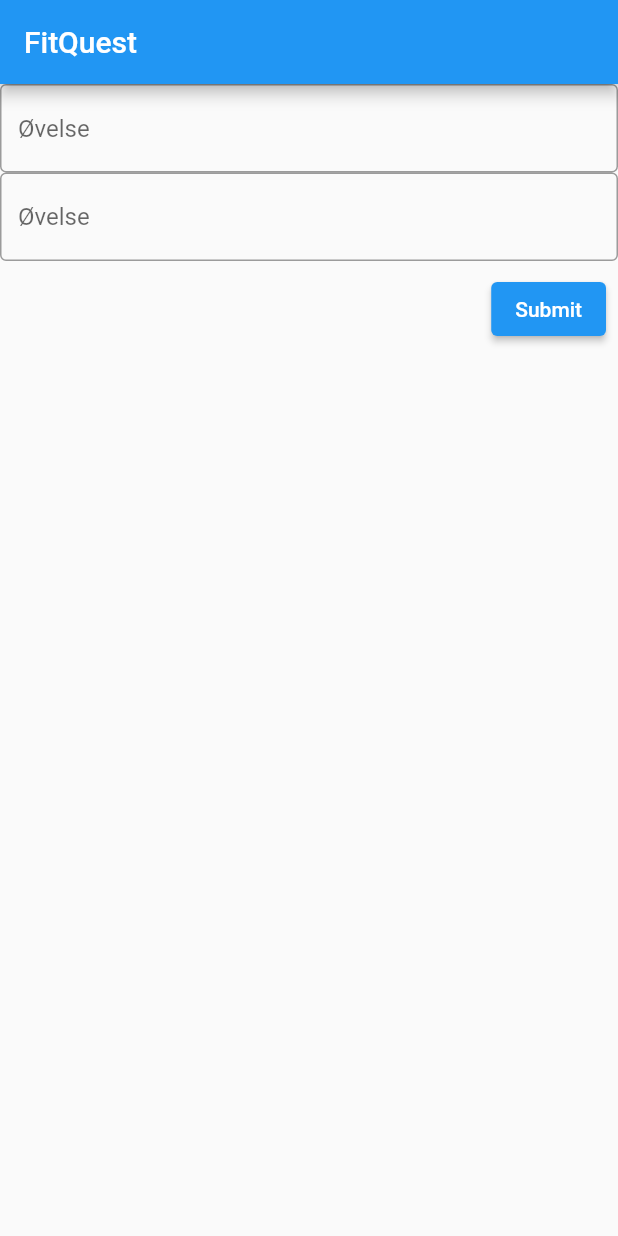
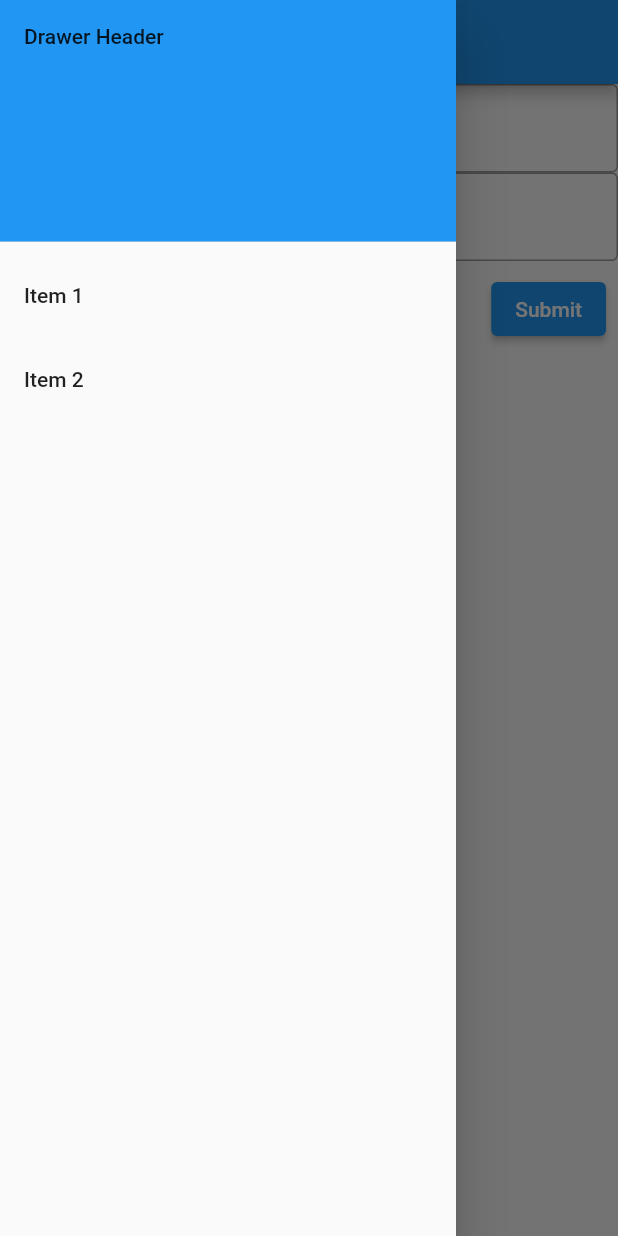
Before and after one commit to Robert-California/fitquest, a Flutter app: the screen it shows after launch, with the side drawer open (before the commit the screen has no drawer), on a phone screen of 412 x 824 dp. Run offline on Flutter 3.47's test engine with Material 2 defaults, Android fonts, the phone set to English and light mode, and no system bars; our stand-ins replace firebase_core; accounts and stored records are empty.

Commit message:
Weight and Exercise seperated. drawer added.

```diff
--- a/lib/main.dart
+++ b/lib/main.dart
@@ -1,4 +1,3 @@
-
 import 'package:flutter/material.dart';
 import 'widgets/forms.dart';
 
@@ -21,7 +20,42 @@ class MyApp extends StatelessWidget {
         appBar: AppBar(
           title: const Text(appTitle),
         ),
-        body:  CustomForm(),
+        body: const CustomForm(),
+        drawer: Drawer(
+          // Add a ListView to the drawer. This ensures the user can scroll
+          // through the options in the drawer if there isn't enough vertical
+          // space to fit everything.
+          child: ListView(
+            // Important: Remove any padding from the ListView.
+            padding: EdgeInsets.zero,
+            children: [
+              const DrawerHeader(
+                decoration: BoxDecoration(
+                  color: Colors.blue,
+                ),
+                child: Text('Drawer Header'),
+              ),
+              ListTile(
+                title: const Text('Item 1'),
+                onTap: () {
+                  // Update the state of the app
+                  // ...
+                  // Then close the drawer
+                  Navigator.pop(context);
+                },
+              ),
+              ListTile(
+                title: const Text('Item 2'),
+                onTap: () {
+                  // Update the state of the app
+                  // ...
+                  // Then close the drawer
+                  Navigator.pop(context);
+                },
+              ),
+            ],
+          ),
+        ),
       ),
     );
   }
--- a/lib/widgets/forms.dart
+++ b/lib/widgets/forms.dart
@@ -3,14 +3,18 @@ import 'package:flutter/material.dart';
 
 
 List<String> exercises = [];
-String userInput = '';
+String userExercise = '';
+String userWeight = '';
 
 class _CustomFormState extends State<CustomForm>
 {
-  final myController = TextEditingController();
+  final weightController = TextEditingController();
+  final exerciseController = TextEditingController();
+  @override
   void dispose() {
     // Clean up the controller when the widget is disposed.
-    myController.dispose();
+    exerciseController.dispose();
+    weightController.dispose();
     super.dispose();
   }
   void addExercise(String exercise) {
@@ -24,7 +28,9 @@ class _CustomFormState extends State<CustomForm>
       exercises.remove(exercise);
     });
   }
+
   var exercises = <String>[];
+  var weights = <String>[];
   @override
   Widget build(BuildContext context) {
     return Column(
@@ -32,10 +38,10 @@ class _CustomFormState extends State<CustomForm>
       children: <Widget>[
 
            TextField(
-            controller: myController,
+            controller: exerciseController,
             onChanged: (value) {
               setState(() {
-                userInput = value;
+                userExercise = value;
               });
             },
             decoration: const InputDecoration(
@@ -44,15 +50,15 @@ class _CustomFormState extends State<CustomForm>
             ),
           ),
      TextField(
-            controller: myController,
+            controller: weightController,
             onChanged: (value) {
               setState(() {
-                userInput = value;
+                userWeight = value;
               });
             },
             decoration: const InputDecoration(
               border: OutlineInputBorder(),
-              hintText: 'Øvelse',
+              hintText: 'KG',
             ),
           ),
         ButtonBar(
@@ -60,7 +66,8 @@ class _CustomFormState extends State<CustomForm>
             ElevatedButton(
               onPressed: () {
                 setState(() {
-                  exercises.add(userInput);
+                  exercises.add(userExercise);
+                  weights.add(userWeight);
                 });
               },
               child: const Text('Submit'),
@@ -73,7 +80,8 @@ class _CustomFormState extends State<CustomForm>
             itemCount: exercises.length,
             itemBuilder: (context, index) {
               return ListTile(
-                title: Text(exercises[index]),
+                title: Text('Øvelse: ${exercises[index]}'),
+                subtitle: Text('KG: ${weights[index]}'),
                 trailing: IconButton(
                   icon: const Icon(Icons.delete),
                   onPressed: () {
@@ -90,11 +98,8 @@ class _CustomFormState extends State<CustomForm>
     );
   }
 }
-
-
-
 class CustomForm extends StatefulWidget {
-
+  const CustomForm({Key? key}) : super(key: key);
   @override
   State<CustomForm> createState() => _CustomFormState();
 
--- a/pubspec.yaml
+++ b/pubspec.yaml
@@ -38,6 +38,7 @@ dependencies:
   cupertino_icons: ^1.0.2
   firebase_database: ^10.0.9
   firebase_core: ^2.4.1
+  cloud_firestore: ^4.3.1
 
 dev_dependencies:
   flutter_test:
```
Also changed, not shown: pubspec.lock, 3 other files.
